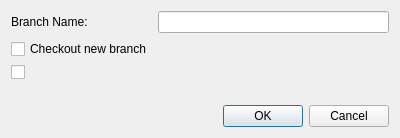
Old version of the form src/plugins/git/branchadddialog.ui in the repository qt-creator/qt-creator.
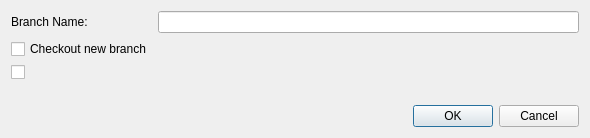
New version of the form.

Commit message:
Git: Make Add Branch dialog wider
Give it enough space for subject-based branch names.

The edit to the form file:
```diff
--- a/src/plugins/git/branchadddialog.ui
+++ b/src/plugins/git/branchadddialog.ui
@@ -6,7 +6,7 @@
    <rect>
     <x>0</x>
     <y>0</y>
-    <width>400</width>
+    <width>590</width>
     <height>138</height>
    </rect>
   </property>
```
